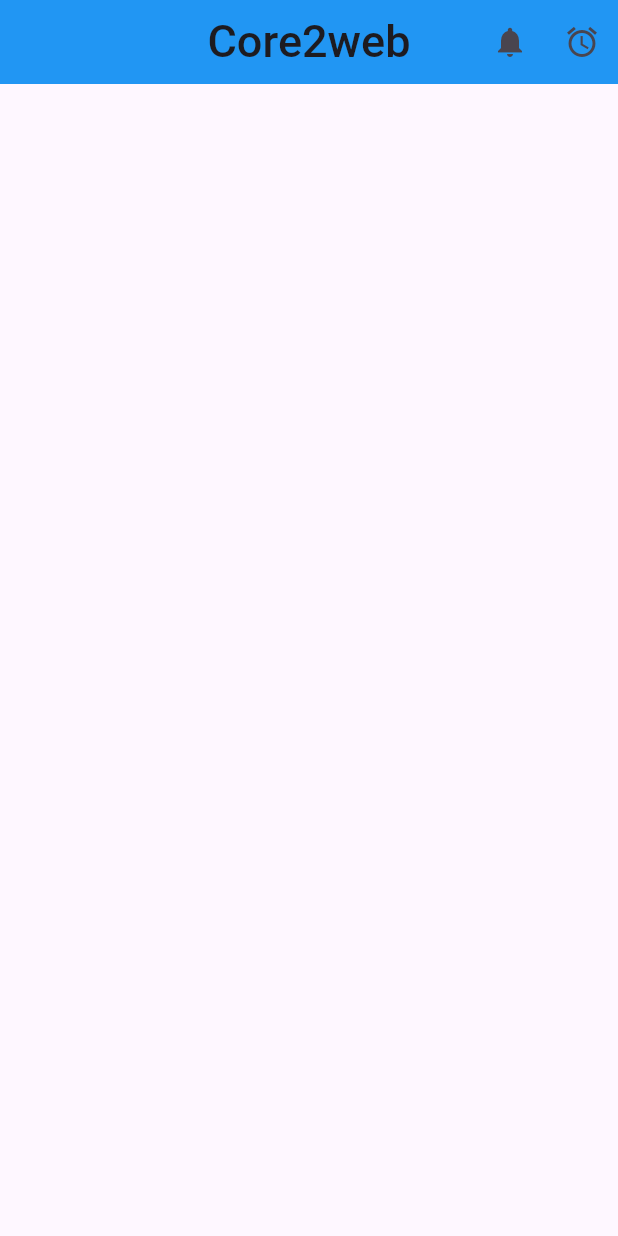
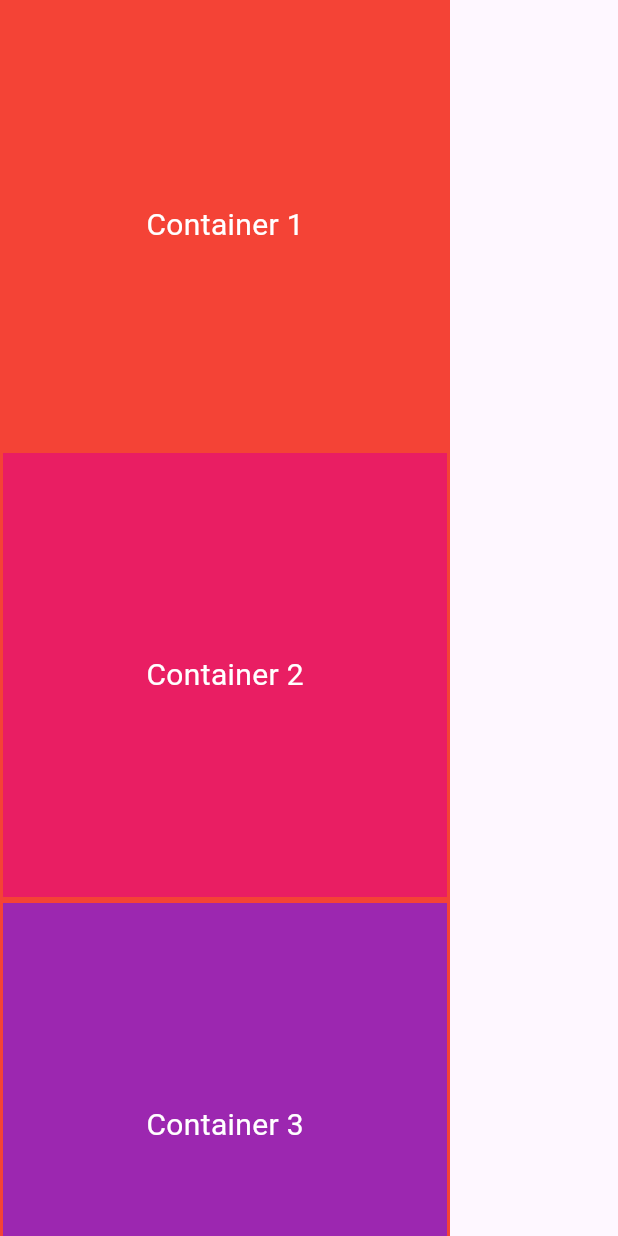
Before and after one commit to ranjeetdethe/Flutter-AppBar_and_Container_Assignment10, a Flutter app: the screen it shows after launch, on a phone screen of 412 x 824 dp. Run offline on Flutter 3.47's test engine with Material 3 defaults, Android fonts, the light colour scheme and no system bars.

Commit message:
Add files via upload

```diff
--- a/lib/main.dart
+++ b/lib/main.dart
@@ -9,24 +9,37 @@ class MainApp extends StatelessWidget {
 
   @override
   Widget build(BuildContext context) {
-    return MaterialApp(
-      debugShowCheckedModeBanner: false,
+    return const MaterialApp(
       home: Scaffold(
-        appBar: AppBar(
-          title: const Text(
-            "Core2web",
-            style: TextStyle(fontSize: 30,fontWeight: FontWeight.w500),
-          ),
-          centerTitle: true,
-          backgroundColor: Colors.blue,
-          actions:  [
-            IconButton(icon: const Icon(Icons.notifications), onPressed: ( ){ },),
-            IconButton(onPressed:(){}, icon:const Icon(Icons.access_alarm))
-          ],
-
-        )
-
+        body: ScrollableContainer(),
       ),
     );
   }
 }
+
+class ScrollableContainer extends StatelessWidget {
+  const ScrollableContainer({super.key});
+
+  @override
+  Widget build(BuildContext context) {
+    return SingleChildScrollView(
+      child: Column(
+        children: List.generate(10, (index) {
+          return Container(
+            width: 300, // Set the width of the container
+            height: 300, // Set the height of the container
+            decoration: BoxDecoration(
+              color: Colors.primaries[index % Colors.primaries.length],
+              border: Border.all(color: Colors.red, width: 2), // Add red border
+            ),
+            alignment: Alignment.center,
+            child: Text(
+              'Container ${index + 1}',
+              style: const TextStyle(color: Colors.white, fontSize: 20),
+            ),
+          );
+        })),
+    );
+
+  }
+}
```
